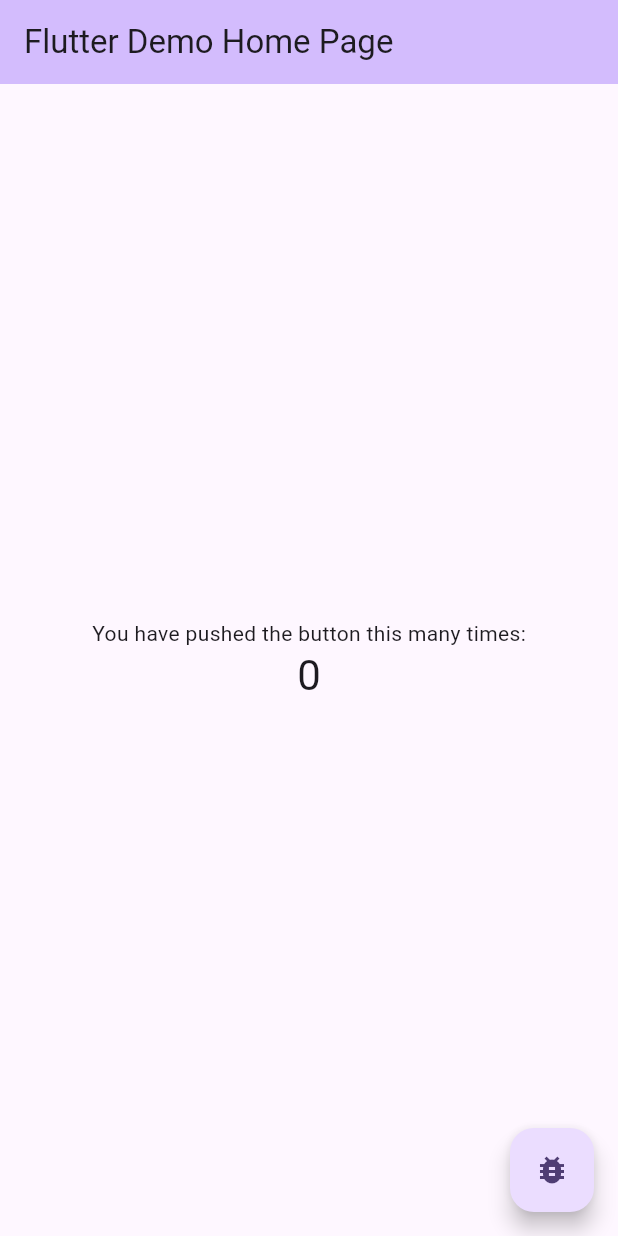
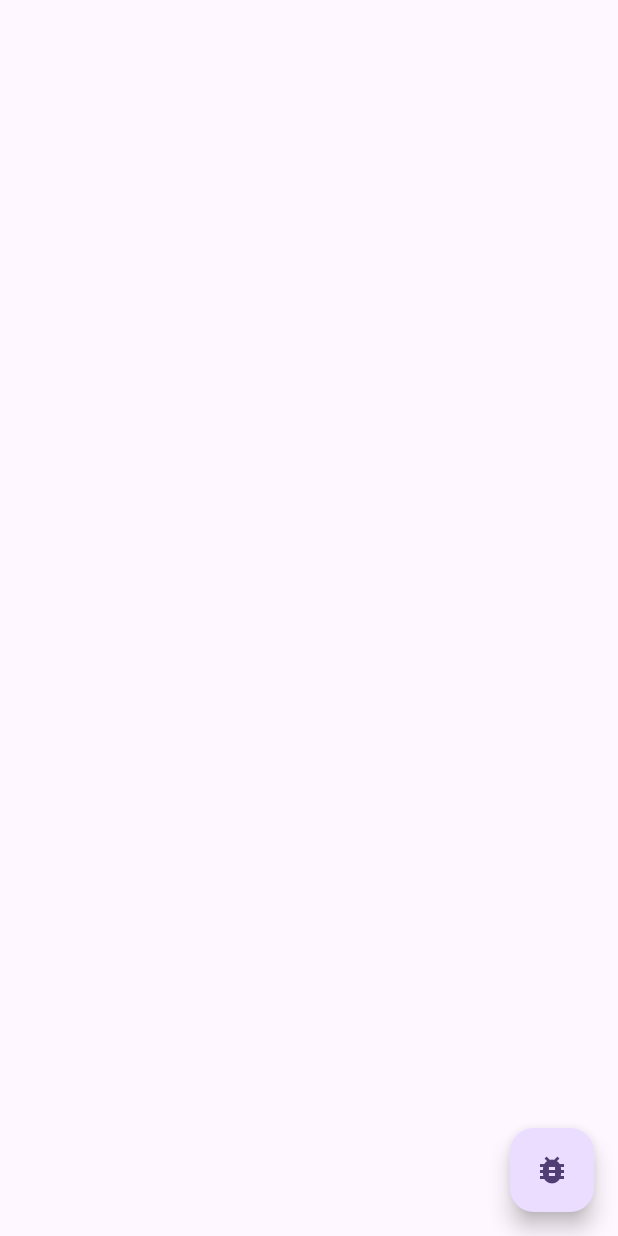
Before and after one commit to taiseidev/vault-app, a Flutter app: the screen it shows after launch, on a phone screen of 412 x 824 dp. Run offline on Flutter 3.47's test engine with Material 3 defaults, Android fonts, the light colour scheme and no system bars; our stand-ins replace firebase_core, package_info_plus; accounts and stored records are empty.

Commit message:
🚜 refactor: Remove unnecessary codes

```diff
--- a/lib/main.dart
+++ b/lib/main.dart
@@ -13,27 +13,11 @@
 class MyApp extends StatelessWidget {
   const MyApp({super.key});
 
-  // This widget is the root of your application.
   @override
   Widget build(BuildContext context) {
     return MaterialApp(
       title: 'Flutter Demo',
       theme: ThemeData(
-        // This is the theme of your application.
-        //
-        // TRY THIS: Try running your application with "flutter run". You'll see
-        // the application has a blue toolbar. Then, without quitting the app,
-        // try changing the seedColor in the colorScheme below to Colors.green
-        // and then invoke "hot reload" (save your changes or press the "hot
-        // reload" button in a Flutter-supported IDE, or press "r" if you used
-        // the command line to start the app).
-        //
-        // Notice that the counter didn't reset back to zero; the application
-        // state is not lost during the reload. To reset the state, use hot
-        // restart instead.
-        //
-        // This works for code too, not just values: Most code changes can be
-        // tested with just a hot reload.
         colorScheme: ColorScheme.fromSeed(seedColor: Colors.deepPurple),
         useMaterial3: true,
       ),
@@ -45,15 +29,6 @@
 class MyHomePage extends StatefulWidget {
   const MyHomePage({super.key, required this.title});
 
-  // This widget is the home page of your application. It is stateful, meaning
-  // that it has a State object (defined below) that contains fields that affect
-  // how it looks.
-
-  // This class is the configuration for the state. It holds the values (in this
-  // case the title) provided by the parent (in this case the App widget) and
-  // used by the build method of the State. Fields in a Widget subclass are
-  // always marked "final".
-
   final String title;
 
   @override
@@ -61,66 +36,9 @@
 }
 
 class _MyHomePageState extends State<MyHomePage> {
-  int _counter = 0;
-
-  void _incrementCounter() {
-    setState(() {
-      // This call to setState tells the Flutter framework that something has
-      // changed in this State, which causes it to rerun the build method below
-      // so that the display can reflect the updated values. If we changed
-      // _counter without calling setState(), then the build method would not be
-      // called again, and so nothing would appear to happen.
-      _counter++;
-    });
-  }
-
   @override
   Widget build(BuildContext context) {
-    // This method is rerun every time setState is called, for instance as done
-    // by the _incrementCounter method above.
-    //
-    // The Flutter framework has been optimized to make rerunning build methods
-    // fast, so that you can just rebuild anything that needs updating rather
-    // than having to individually change instances of widgets.
     return Scaffold(
-      appBar: AppBar(
-        // TRY THIS: Try changing the color here to a specific color (to
-        // Colors.amber, perhaps?) and trigger a hot reload to see the AppBar
-        // change color while the other colors stay the same.
-        backgroundColor: Theme.of(context).colorScheme.inversePrimary,
-        // Here we take the value from the MyHomePage object that was created by
-        // the App.build method, and use it to set our appbar title.
-        title: Text(widget.title),
-      ),
-      body: Center(
-        // Center is a layout widget. It takes a single child and positions it
-        // in the middle of the parent.
-        child: Column(
-          // Column is also a layout widget. It takes a list of children and
-          // arranges them vertically. By default, it sizes itself to fit its
-          // children horizontally, and tries to be as tall as its parent.
-          //
-          // Column has various properties to control how it sizes itself and
-          // how it positions its children. Here we use mainAxisAlignment to
-          // center the children vertically; the main axis here is the vertical
-          // axis because Columns are vertical (the cross axis would be
-          // horizontal).
-          //
-          // TRY THIS: Invoke "debug painting" (choose the "Toggle Debug Paint"
-          // action in the IDE, or press "p" in the console), to see the
-          // wireframe for each widget.
-          mainAxisAlignment: MainAxisAlignment.center,
-          children: <Widget>[
-            const Text(
-              'You have pushed the button this many times:',
-            ),
-            Text(
-              '$_counter',
-              style: Theme.of(context).textTheme.headlineMedium,
-            ),
-          ],
-        ),
-      ),
       floatingActionButton: FloatingActionButton(
         onPressed: () => Navigator.push(
             context,
@@ -128,7 +46,7 @@
               builder: (context) => const DebugScreen(),
             )),
         child: const Icon(Icons.bug_report),
-      ), // This trailing comma makes auto-formatting nicer for build methods.
+      ),
     );
   }
 }
```
